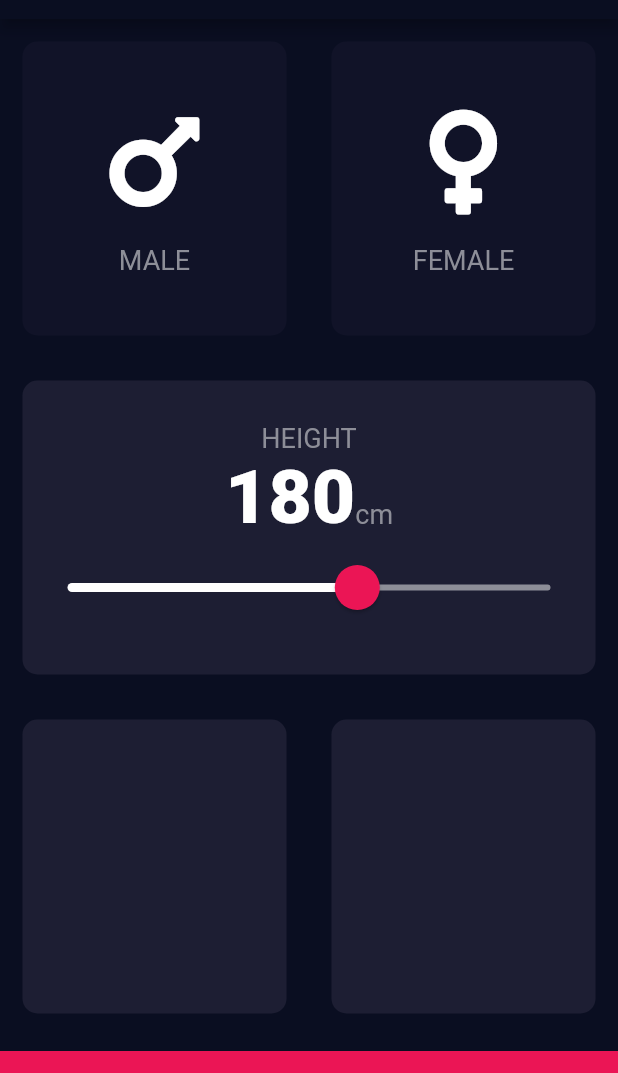
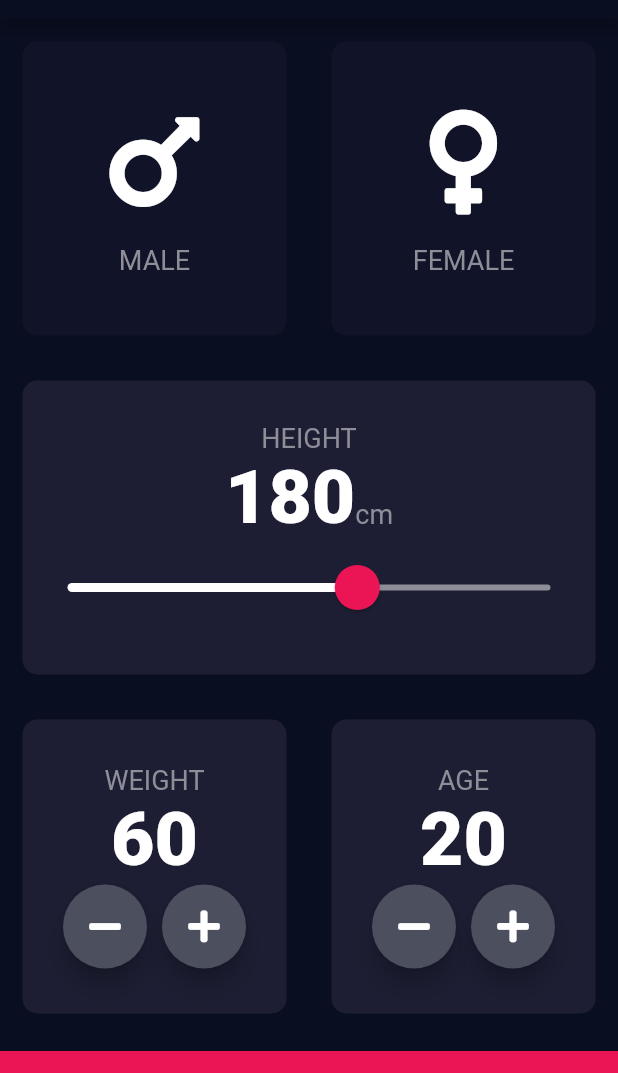
Before and after one commit to davidevanoni/flutter-bmi-calculator-app, a Flutter app: the screen it shows after launch, on a phone screen of 412 x 824 dp, the part 65-1138 px from its top. Run offline on Flutter 3.47's test engine with Material 2 defaults, Android fonts, the phone set to English and light mode, and no system bars; our stand-ins replace font_awesome_flutter.

Commit message:
Added RoundIconButton custom component. Added weight and age functionality

```diff
--- a/lib/input_page.dart
+++ b/lib/input_page.dart
@@ -17,6 +17,8 @@ class InputPage extends StatefulWidget {
 class _InputPageState extends State<InputPage> {
   Gender selectedGender;
   int height = 180;
+  int weight = 60;
+  int age = 20;
 
   @override
   Widget build(BuildContext context) {
@@ -79,7 +81,7 @@ class _InputPageState extends State<InputPage> {
                     textBaseline: TextBaseline.alphabetic,
                     children: <Widget>[
                       Text(
-                        height.toString(),
+                        '$height',
                         style: kNumberTextStyle,
                       ),
                       Text(
@@ -97,7 +99,8 @@ class _InputPageState extends State<InputPage> {
                       overlayColor: Color(0x1FEB1555),
                       thumbShape:
                           RoundSliderThumbShape(enabledThumbRadius: 15.0),
-                      overlayShape: RoundSliderOverlayShape(overlayRadius: 30.0),
+                      overlayShape:
+                          RoundSliderOverlayShape(overlayRadius: 30.0),
                     ),
                     child: Slider(
                       value: height.toDouble(),
@@ -120,11 +123,85 @@ class _InputPageState extends State<InputPage> {
                 Expanded(
                   child: ReusableCard(
                     colour: kActiveCardColour,
+                    cardChild: Column(
+                      mainAxisAlignment: MainAxisAlignment.center,
+                      children: <Widget>[
+                        Text(
+                          'WEIGHT',
+                          style: kLabelTextStyle,
+                        ),
+                        Text(
+                          '$weight',
+                          style: kNumberTextStyle,
+                        ),
+                        Row(
+                          mainAxisAlignment: MainAxisAlignment.center,
+                          children: <Widget>[
+                            RoundIconButton(
+                              icon: FontAwesomeIcons.minus,
+                              onPressed: () {
+                                setState(() {
+                                  weight--;
+                                });
+                              },
+                            ),
+                            SizedBox(
+                              width: 10.0,
+                            ),
+                            RoundIconButton(
+                              icon: FontAwesomeIcons.plus,
+                              onPressed: () {
+                                setState(() {
+                                  weight++;
+                                });
+                              },
+                            ),
+                          ],
+                        ),
+                      ],
+                    ),
                   ),
                 ),
                 Expanded(
                   child: ReusableCard(
                     colour: kActiveCardColour,
+                    cardChild: Column(
+                      mainAxisAlignment: MainAxisAlignment.center,
+                      children: <Widget>[
+                        Text(
+                          'AGE',
+                          style: kLabelTextStyle,
+                        ),
+                        Text(
+                          '$age',
+                          style: kNumberTextStyle,
+                        ),
+                        Row(
+                          mainAxisAlignment: MainAxisAlignment.center,
+                          children: <Widget>[
+                            RoundIconButton(
+                              icon: FontAwesomeIcons.minus,
+                              onPressed: () {
+                                setState(() {
+                                  age--;
+                                });
+                              },
+                            ),
+                            SizedBox(
+                              width: 10.0,
+                            ),
+                            RoundIconButton(
+                              icon: FontAwesomeIcons.plus,
+                              onPressed: () {
+                                setState(() {
+                                  age++;
+                                });
+                              },
+                            ),
+                          ],
+                        ),
+                      ],
+                    ),
                   ),
                 ),
               ],
@@ -141,3 +218,25 @@ class _InputPageState extends State<InputPage> {
     );
   }
 }
+
+class RoundIconButton extends StatelessWidget {
+  RoundIconButton({@required this.icon, @required this.onPressed});
+
+  final IconData icon;
+  final Function onPressed;
+
+  @override
+  Widget build(BuildContext context) {
+    return RawMaterialButton(
+      child: Icon(icon),
+      onPressed: onPressed,
+      elevation: 6.0,
+      constraints: BoxConstraints.tightFor(
+        width: 56.0,
+        height: 56.0,
+      ),
+      shape: CircleBorder(),
+      fillColor: Color(0xFF4C4F5E),
+    );
+  }
+}
```
